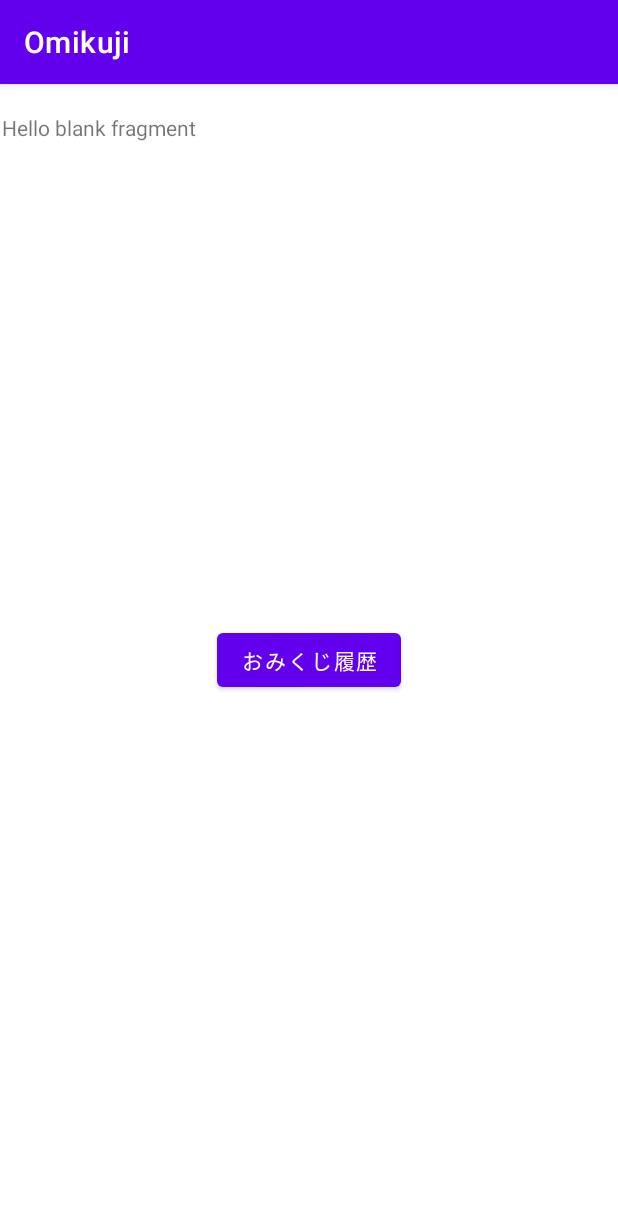
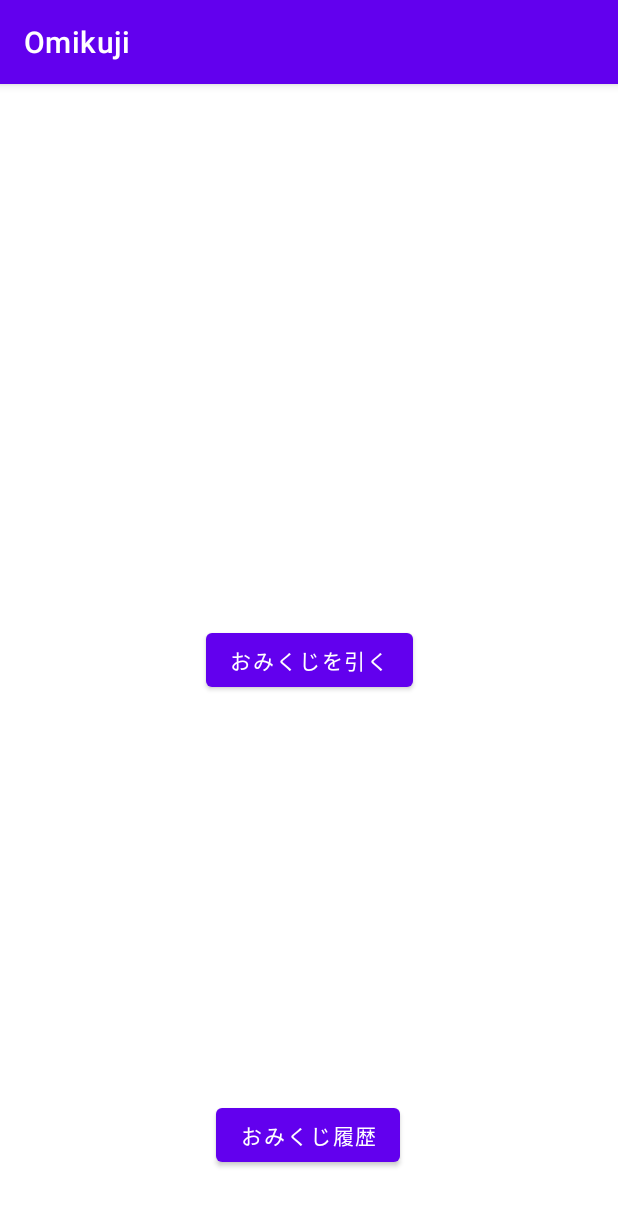
Before and after one commit to GoldenRiver12/Omikuji, an Android app: the screen it shows after launch (MainActivity), on a phone screen of 412 x 824 dp. Shown: the top 1206 px of the screen. Run offline under Robolectric (Android 15) with nearby library versions, the phone set to English and light mode, and no system bars; our stand-ins replace Dagger/Hilt's generated code.

Commit message:
[add] くじ引きの実装

```diff
--- a/app/src/main/java/com/example/omikuji/DrawLotsFragment.kt
+++ b/app/src/main/java/com/example/omikuji/DrawLotsFragment.kt
@@ -30,8 +30,14 @@ class DrawLotsFragment : Fragment() {
             Navigation.findNavController(v).navigate(R.id.lotsHistoryFragment)
         }
 
+        binding.btnDrawLot.setOnClickListener {
+            binding.lotDetail.text = drawLot()
+        }
+
         return binding.root
     }
 
-
+    private fun drawLot(): String {
+        return viewModel.lotDetails.random()
+    }
 }
--- a/app/src/main/res/layout/fragment_draw_lots.xml
+++ b/app/src/main/res/layout/fragment_draw_lots.xml
@@ -8,24 +8,38 @@
     tools:context=".DrawLotsFragment">
 
     <!-- TODO: Update blank fragment layout -->
-    <TextView
-        android:id="@+id/textView"
-        android:layout_width="0dp"
-        android:layout_height="0dp"
-        android:text="@string/hello_blank_fragment"
+
+    <Button
+        android:id="@+id/btnFragmentLotsHistory"
+        android:layout_width="wrap_content"
+        android:layout_height="wrap_content"
+        android:layout_marginBottom="24dp"
+        android:text="@string/lotsHistory"
+        app:layout_constraintBottom_toBottomOf="parent"
+        app:layout_constraintEnd_toEndOf="parent"
+        app:layout_constraintHorizontal_bias="0.498"
+        app:layout_constraintStart_toStartOf="parent" />
+
+    <Button
+        android:id="@+id/btnDrawLot"
+        android:layout_width="wrap_content"
+        android:layout_height="wrap_content"
+        android:text="@string/drawLot"
         app:layout_constraintBottom_toBottomOf="parent"
         app:layout_constraintEnd_toEndOf="parent"
         app:layout_constraintStart_toStartOf="parent"
         app:layout_constraintTop_toTopOf="parent" />
 
-    <Button
-        android:id="@+id/btnFragmentLotsHistory"
+    <TextView
+        android:id="@+id/lotDetail"
         android:layout_width="wrap_content"
         android:layout_height="wrap_content"
-        android:text="@string/lotsHistory"
-        app:layout_constraintBottom_toBottomOf="parent"
+        android:textColor="@color/design_default_color_error"
+        android:textSize="34sp"
+        android:textStyle="bold"
         app:layout_constraintEnd_toEndOf="parent"
         app:layout_constraintStart_toStartOf="parent"
-        app:layout_constraintTop_toTopOf="parent" />
+        app:layout_constraintTop_toBottomOf="@+id/btnDrawLot"
+        tools:text="大吉" />
 
 </androidx.constraintlayout.widget.ConstraintLayout>
--- a/app/src/main/res/values/strings.xml
+++ b/app/src/main/res/values/strings.xml
@@ -4,4 +4,5 @@
     <string name="hello_blank_fragment">Hello blank fragment</string>
     <string name="lotsHistory">おみくじ履歴</string>
     <string name="drawLots">おみくじ</string>
+    <string name="drawLot">おみくじを引く</string>
 </resources>
```
Also changed, not shown: app/src/main/java/com/example/omikuji/data/LotDetailsRepository.kt (added, +14 -0 lines), app/src/main/java/com/example/omikuji/viewmodels/DrawLotsViewModel.kt (+7 -1 lines).
